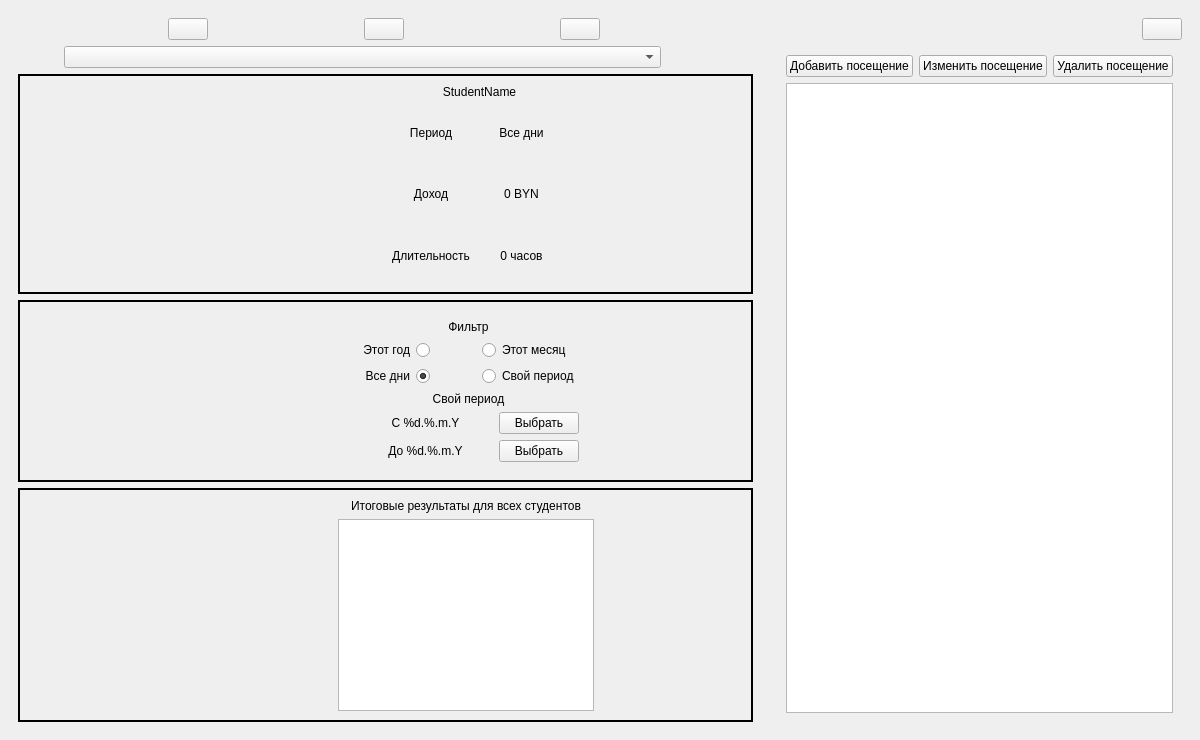
This is ui_templates/windows/main_window.ui in IliaSuponeff/StudentsAccounting as Qt 5 draws it before an edit. The edited form follows.
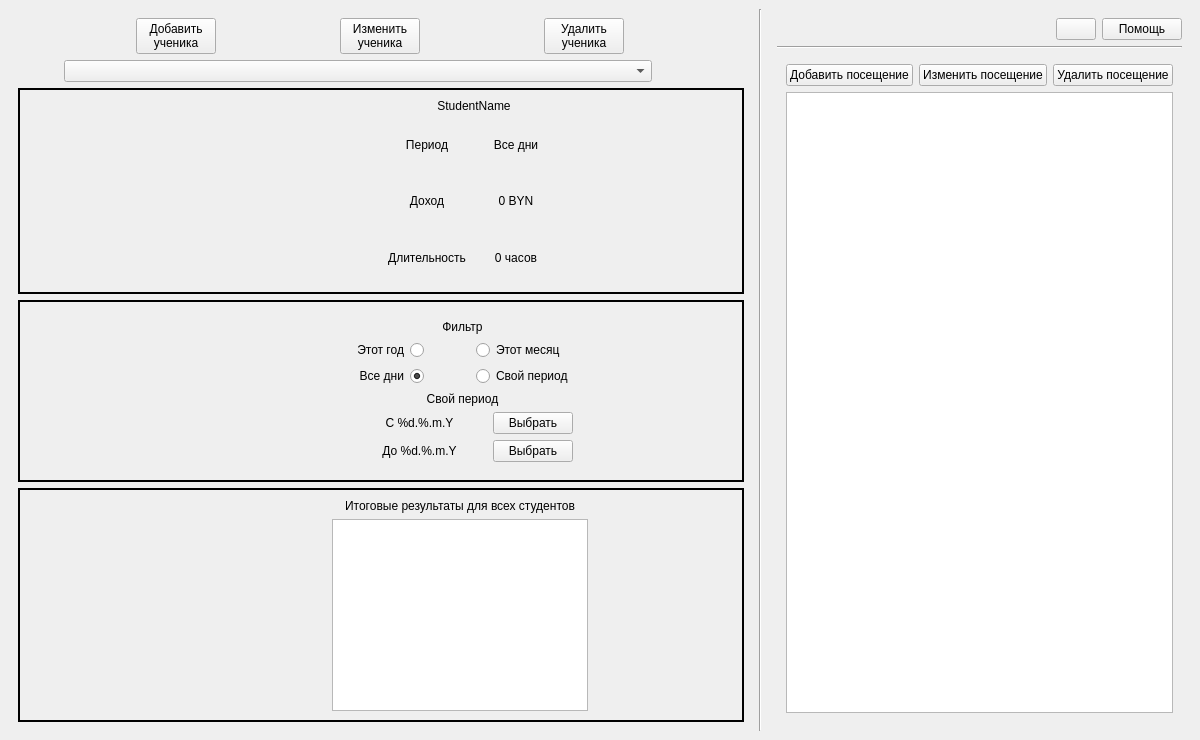
This is the edited form.

Commit message: add_help_information

```diff
--- a/ui_templates/windows/main_window.ui
+++ b/ui_templates/windows/main_window.ui
@@ -50,7 +50,8 @@
             </sizepolicy>
            </property>
            <property name="text">
-            <string/>
+            <string>Добавить
+ученика</string>
            </property>
            <property name="iconSize">
             <size>
@@ -72,7 +73,8 @@
             </sizepolicy>
            </property>
            <property name="text">
-            <string/>
+            <string>Изменить
+ученика</string>
            </property>
            <property name="iconSize">
             <size>
@@ -94,7 +96,8 @@
             </sizepolicy>
            </property>
            <property name="text">
-            <string/>
+            <string>Удалить
+ученика</string>
            </property>
            <property name="iconSize">
             <size>
@@ -746,6 +749,13 @@
       </layout>
      </widget>
     </item>
+    <item>
+     <widget class="Line" name="vLine_1">
+      <property name="orientation">
+       <enum>Qt::Vertical</enum>
+      </property>
+     </widget>
+    </item>
     <item>
      <widget class="QFrame" name="workspace_frame">
       <property name="sizePolicy">
@@ -786,8 +796,31 @@
            </property>
           </widget>
          </item>
+         <item>
+          <widget class="QPushButton" name="help_btn">
+           <property name="sizePolicy">
+            <sizepolicy hsizetype="Minimum" vsizetype="Minimum">
+             <horstretch>0</horstretch>
+             <verstretch>0</verstretch>
+            </sizepolicy>
+           </property>
+           <property name="text">
+            <string>Помощь</string>
+           </property>
+           <property name="flat">
+            <bool>false</bool>
+           </property>
+          </widget>
+         </item>
         </layout>
        </item>
+       <item>
+        <widget class="Line" name="hLine_1">
+         <property name="orientation">
+          <enum>Qt::Horizontal</enum>
+         </property>
+        </widget>
+       </item>
        <item>
         <widget class="QFrame" name="visits_info_frame">
          <property name="sizePolicy">
```
Left out of the diff: 4 changed lines with no effect on the pictures. The commit also changes 11 other files.
